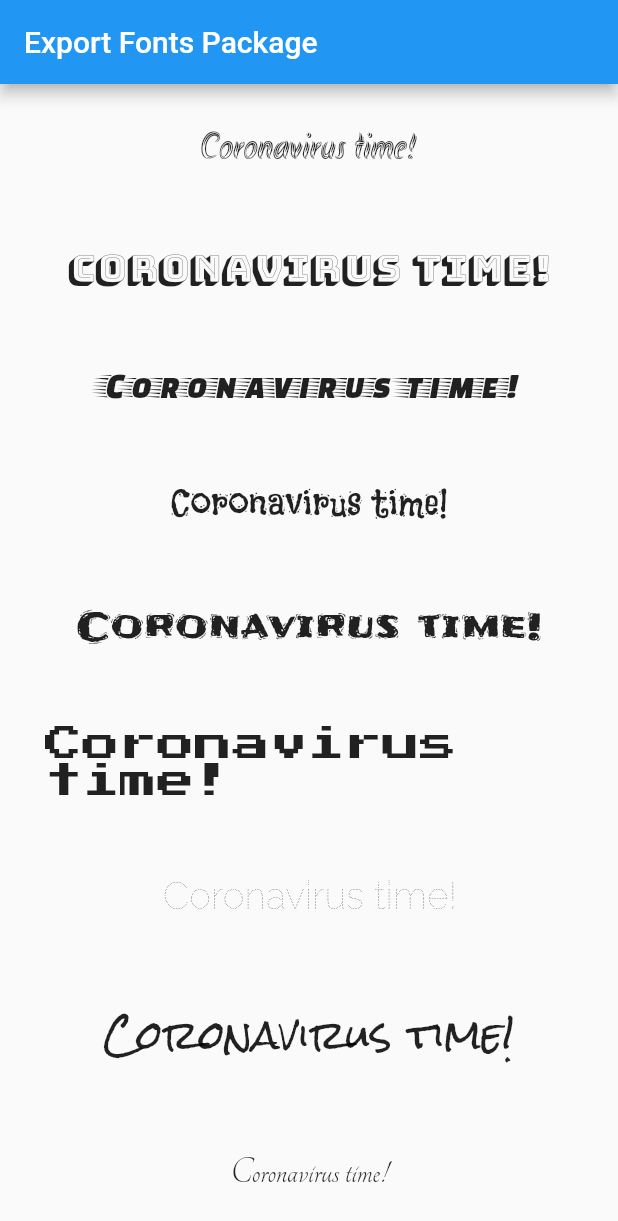
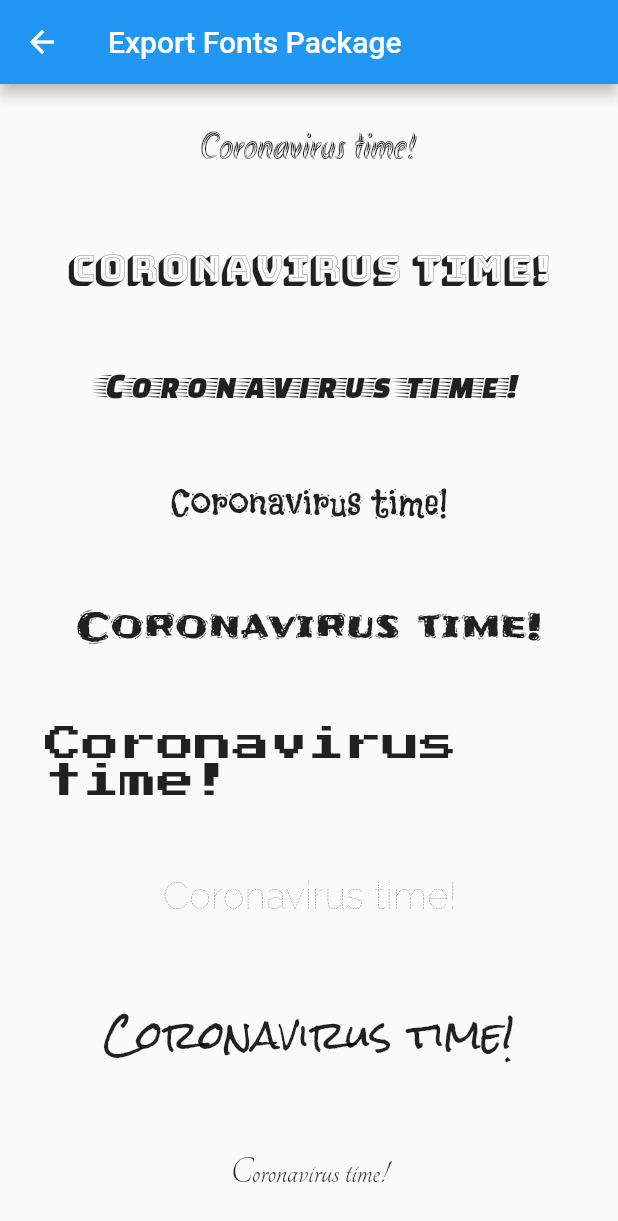
Before and after one commit to wlizama/flutter_training, a Flutter app: the screen it shows after launch, after a tap on "Exportar fuente de paquete", on a phone screen of 412 x 824 dp. Shown: the top 1221 px of the screen. Run offline on Flutter 3.47's test engine with Material 2 defaults, Android fonts, the phone set to English and light mode, and no system bars.

Commit message:
Export font package return to main menu

```diff
--- a/lib/export-font-package.dart
+++ b/lib/export-font-package.dart
@@ -3,21 +3,37 @@ import 'package:flutter/material.dart';
 void main() => runApp(ExportFontPackage());
 
 class ExportFontPackage extends StatelessWidget {
+  final appTitle = 'Export Fonts Package';
+
   @override
   Widget build(BuildContext context) {
     return MaterialApp(
-      title: 'Export Fonts Package',
-      home: MyFontsPage(),
+      title: appTitle,
+      home: MyFontsPage(
+        title: appTitle,
+        leading: IconButton(
+					icon: Icon(Icons.arrow_back),
+					onPressed: () {
+						Navigator.pop(context);
+					}
+				),
+      ),
     );
   }
 }
 
 class MyFontsPage extends StatelessWidget {
+  final String title;
+	final Widget leading;
+
+	MyFontsPage({ Key key, this.title, this.leading }) : super(key: key);
+
   @override
   Widget build(BuildContext context) {
     return Scaffold(
       appBar: AppBar(
-        title: Text('Export Fonts Package'),
+        title: Text(title),
+        leading: leading
       ),
       body: Container(
         margin: const EdgeInsets.all(30),
--- a/lib/ui-orientation.dart
+++ b/lib/ui-orientation.dart
@@ -5,9 +5,10 @@ void main() {
 }
 
 class UIOrientation extends StatelessWidget {
-	@override
+	final appTitle = 'UI Orientation demo';
+
+  @override
 	Widget build(BuildContext context) {
-		final appTitle = 'UI Orientation demo';
 
 		return MaterialApp(
 			title: appTitle,
```
